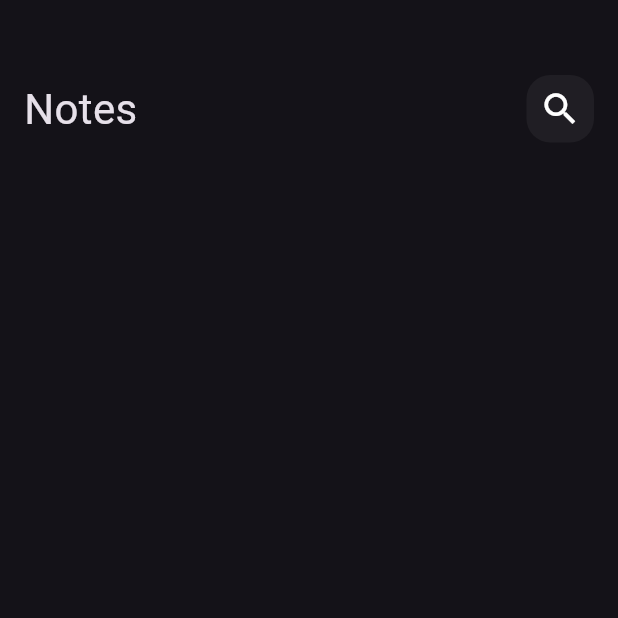
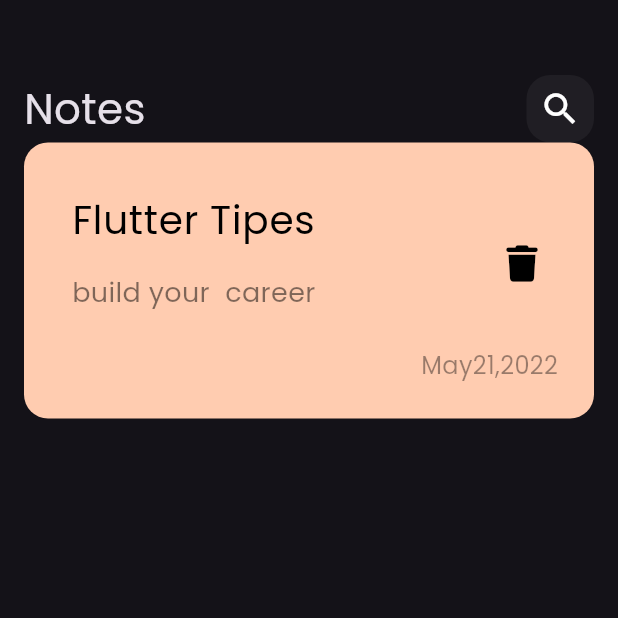
Before and after one commit to Bassant-dev/notes_app, a Flutter app: the screen it shows after launch, on a phone screen of 412 x 824 dp, the top half of it. Run offline on Flutter 3.47's test engine with Material 3 defaults, Android fonts, the phone set to English and light mode, and no system bars; our stand-ins replace font_awesome_flutter.

Commit message:
custom_note_item

```diff
--- a/lib/main.dart
+++ b/lib/main.dart
@@ -1,4 +1,5 @@
 import 'package:flutter/material.dart';
+
 import 'package:notes_app/views/notes_view.dart';
 
 void main() {
@@ -14,8 +15,11 @@ class NotesApp extends StatelessWidget {
     return  MaterialApp(
       theme: ThemeData(
         brightness: Brightness.dark,
+        fontFamily: 'Poppins'
+        //textTheme: GoogleFonts.poppinsTextTheme(Theme.of(context).textTheme),
       ),
       home: const NotesView(),
     );
+
   }
 }
--- /dev/null
+++ b/lib/widget/notes_item.dart
@@ -0,0 +1,44 @@
+import 'package:flutter/material.dart';
+import 'package:font_awesome_flutter/font_awesome_flutter.dart';
+
+class NoteItem extends StatelessWidget {
+  const NoteItem({Key? key}) : super(key: key);
+
+  @override
+  Widget build(BuildContext context) {
+    return Container(
+      padding: const EdgeInsets.only(top: 24,bottom: 24,left: 16),
+      decoration: BoxDecoration(
+        color: const Color(0xffFFCCB0),
+        borderRadius: BorderRadius.circular(16)
+      ),
+      child: Column(
+        crossAxisAlignment: CrossAxisAlignment.end,
+        children: [
+          ListTile(
+            title: const Text('Flutter Tipes',style: TextStyle(
+              color: Colors.black,
+              fontSize: 26
+            ),),
+            subtitle: Padding(
+              padding: const EdgeInsets.only(top: 16,bottom: 16),
+              child: Text('build your  career',style: TextStyle(
+                fontSize: 18,
+                  color: Colors.black.withOpacity(.5)
+              )),
+            ),
+            trailing: IconButton(onPressed: (){},icon: const Icon(FontAwesomeIcons.trash,color: Colors.black,size: 24,),),
+          ),
+          Padding(
+            padding: const EdgeInsets.only(right: 24),
+            child: Text('May21,2022',style: TextStyle(
+              fontSize: 16,
+    color: Colors.black.withOpacity(.4)
+    )),
+          ),
+
+        ],
+      ),
+    );
+  }
+}
--- a/lib/widget/notes_view_body.dart
+++ b/lib/widget/notes_view_body.dart
@@ -1,4 +1,5 @@
 import 'package:flutter/material.dart';
+import 'package:notes_app/widget/notes_item.dart';
 
 import 'custom_app_bar.dart';
 
@@ -12,7 +13,9 @@ class NotesViewBody extends StatelessWidget {
       child: Column(
         children: [
           SizedBox(height: 50,),
-          CustomAppBar()
+          CustomAppBar(),
+          NoteItem()
+
         ],
       ),
     );
```
Also changed, not shown: pubspec.yaml (+7 -11 lines), assets/font/Poppins-Regular.ttf (added), pubspec.lock.
